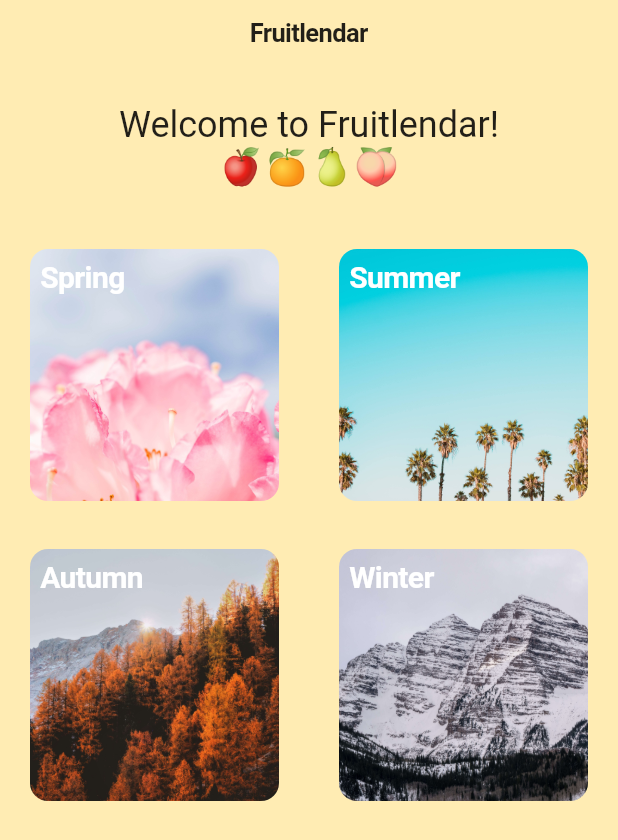
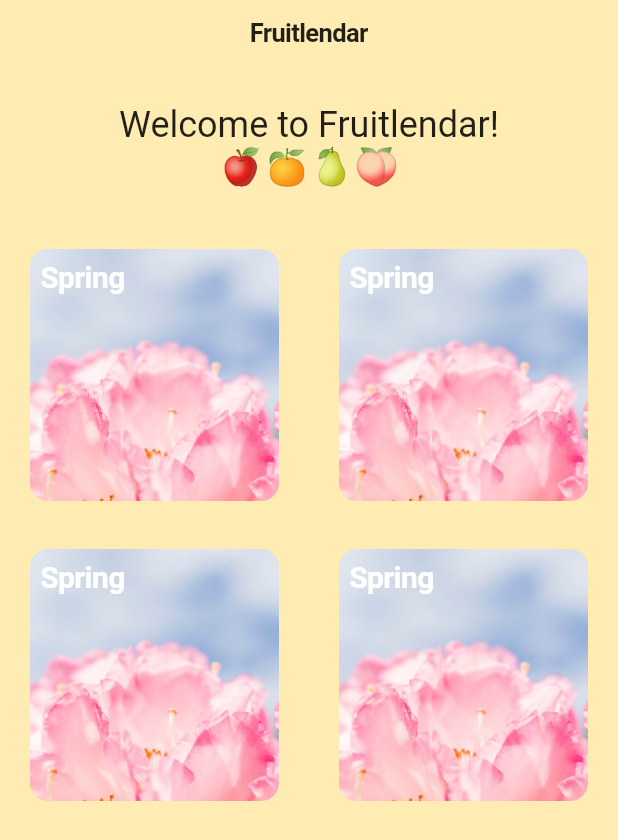
Before and after one commit to jennclee/fruitlendar, a Flutter app: the screen it shows after launch, on a phone screen of 412 x 824 dp. Shown: the top 840 px of the screen. Run offline on Flutter 3.47's test engine with Material 2 defaults, Android fonts, the phone set to English and light mode, and no system bars.

Commit message:
Utilize fixture data in season grid widget
* Update Season and Fruit models

```diff
--- a/lib/image_card.dart
+++ b/lib/image_card.dart
@@ -4,7 +4,7 @@ import 'models/season.dart';
 import 'season_page.dart';
 
 class ImageCard extends StatelessWidget {
-  final SeasonModel season;
+  final Season season;
 
   ImageCard(this.season);
 
--- /dev/null
+++ b/lib/models/fruit.dart
@@ -0,0 +1,14 @@
+class Fruit {
+  final String name;
+  final String image;
+  final String info;
+
+  Fruit({this.name, this.image, this.info});
+
+  factory Fruit.fromJson(Map<String, dynamic> jsonData) {
+    return Fruit(
+        name: jsonData['name'],
+        image: jsonData['image'],
+        info: jsonData['info']);
+  }
+}
--- a/lib/models/season.dart
+++ b/lib/models/season.dart
@@ -1,21 +1,22 @@
-import 'package:flutter/material.dart';
+import 'fruit.dart';
 
-class SeasonModel {
-  final String name;
-  final Color mainColor;
-  final String imageLink;
+class Season {
+  String name;
+  String imageLink;
+  List<Fruit> fruits;
 
-  SeasonModel(this.name, this.mainColor, this.imageLink);
+  Season({this.name, this.imageLink, this.fruits});
+
+  factory Season.fromJson(Map<String, dynamic> jsonData) {
+    List<Fruit> fruitlist = [];
+    for (var i = 0; i < jsonData['fruits'].length; i++) {
+      fruitlist.add(new Fruit.fromJson(jsonData['fruits'][i]));
+    }
+
+    return Season(
+      name: jsonData['name'],
+      imageLink: jsonData['imageLink'],
+      fruits: fruitlist,
+    );
+  }
 }
-
-final springModel = new SeasonModel(
-    'Spring', Colors.pink[100], 'images/spring-cherry-blossom-unsplash.jpg');
-
-final summerModel = new SeasonModel(
-    'Summer', Colors.lightBlue[100], 'images/summer-border-unsplash.jpg');
-
-final autumnModel = new SeasonModel(
-    'Autumn', Colors.orange[700], 'images/autumn-trees-unsplash.jpg');
-
-final winterModel = new SeasonModel(
-    'Winter', Colors.blueGrey[200], 'images/winter-mountain-unsplash.jpg');
--- a/lib/season_grid.dart
+++ b/lib/season_grid.dart
@@ -1,25 +1,51 @@
 import 'package:flutter/cupertino.dart';
+import 'package:flutter/material.dart';
 import 'image_card.dart';
 import 'models/season.dart';
+import 'seasons.dart';
 
-class SeasonGrid extends StatelessWidget {
+class SeasonGrid extends StatefulWidget {
+  @override
+  SeasonGridState createState() => SeasonGridState();
+}
+
+class SeasonGridState extends State<SeasonGrid> {
+  Future _season;
+
+  @override
+  void initState() {
+    super.initState();
+
+    _season = loadSeasons();
+  }
+
   @override
   Widget build(BuildContext context) {
+    return FutureBuilder(
+      builder: (context, snapshot) {
+        if (snapshot.hasData) {
+          Season season = snapshot.data;
           return Container(
             child: Column(
               children: [
                 Row(children: [
-            Expanded(child: new ImageCard(springModel)),
-            Expanded(child: new ImageCard(summerModel))
+                  Expanded(child: new ImageCard(season)),
+                  Expanded(child: new ImageCard(season)),
                 ]),
                 Row(
                   children: [
-              Expanded(child: new ImageCard(autumnModel)),
-              Expanded(child: new ImageCard(winterModel))
+                    Expanded(child: new ImageCard(season)),
+                    Expanded(child: new ImageCard(season)),
                   ],
                 ),
               ],
             ),
           );
+        } else {
+          return Center(child: CircularProgressIndicator());
+        }
+      },
+      future: _season,
+    );
   }
 }
--- a/lib/season_page.dart
+++ b/lib/season_page.dart
@@ -1,3 +1,4 @@
+import 'package:flutter/material.dart';
 import 'package:flutter/cupertino.dart';
 import 'models/season.dart';
 
@@ -6,7 +7,7 @@ class SeasonPage extends StatelessWidget {
 
   @override
   Widget build(BuildContext context) {
-    final SeasonModel args = ModalRoute.of(context).settings.arguments;
+    final Season args = ModalRoute.of(context).settings.arguments;
 
     return CupertinoPageScaffold(
         navigationBar: CupertinoNavigationBar(
@@ -14,7 +15,7 @@ class SeasonPage extends StatelessWidget {
         ),
         child: Center(
           child: Container(
-            color: args.mainColor,
+            color: Colors.blueGrey,
             child: Text('Fruits list'),
           ),
         ));
--- /dev/null
+++ b/lib/seasons.dart
@@ -0,0 +1,11 @@
+import 'dart:async' show Future;
+import 'dart:convert';
+import 'package:flutter/services.dart' show rootBundle;
+import 'models/season.dart';
+
+Future loadSeasons() async {
+  String jsonString = await rootBundle.loadString('fixtures/spring.json');
+  Map<String, dynamic> jsonResponse = json.decode(jsonString);
+  Season seasonList = new Season.fromJson(jsonResponse);
+  return seasonList;
+}
```
Lines whose indentation alone changed are shown as unchanged.
